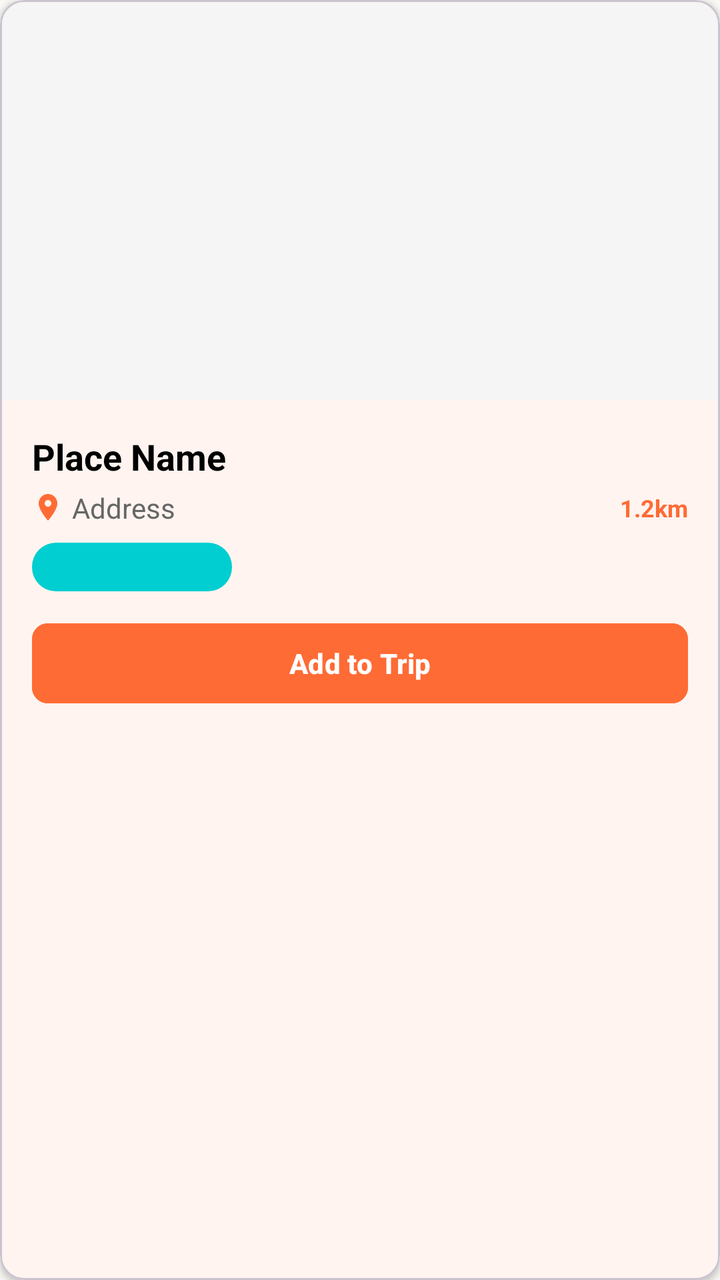
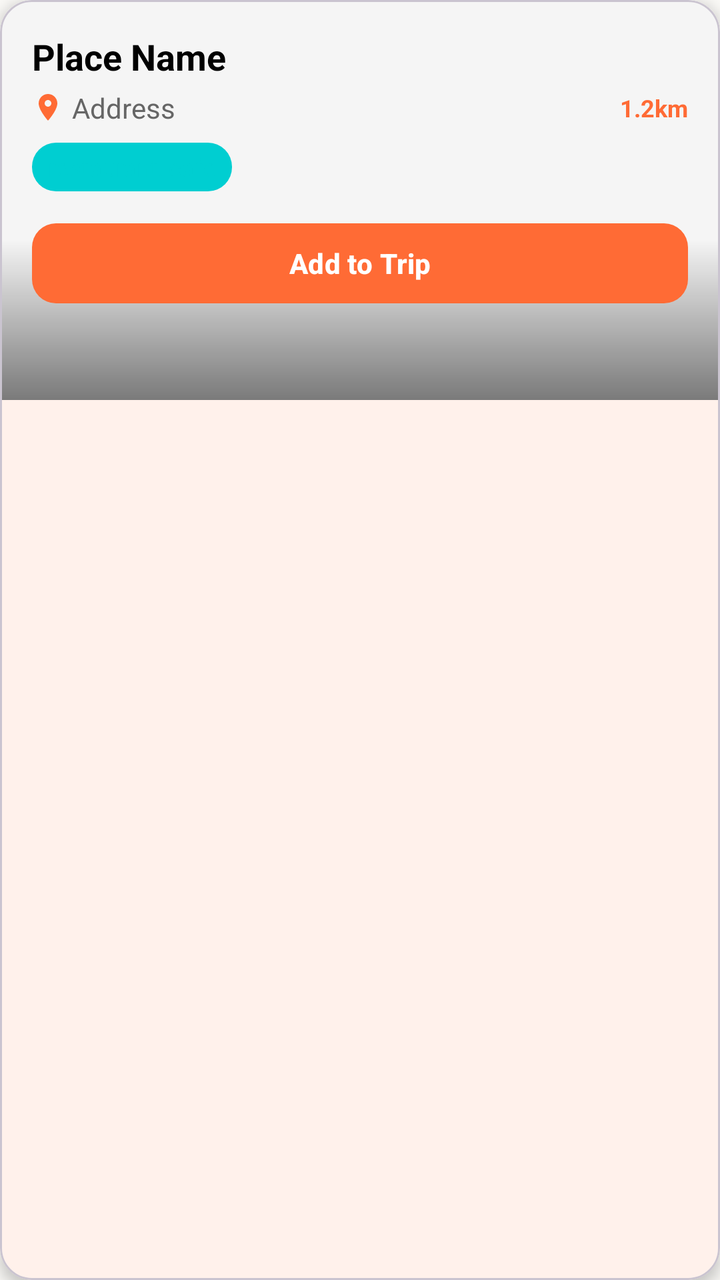

Compare the two renders of this Android layout. The source of the first and the diff that turns it into the second are given below.
<!-- AndroidManifest.xml: application theme Theme.TripTip_Yaron_and_Alon -->
<!-- res/layout/item_nearby_place.xml -->
<?xml version="1.0" encoding="utf-8"?>
<com.google.android.material.card.MaterialCardView
    xmlns:android="http://schemas.android.com/apk/res/android"
    xmlns:app="http://schemas.android.com/apk/res-auto"
    android:layout_width="match_parent"
    android:layout_height="wrap_content"
    android:layout_marginStart="8dp"
    android:layout_marginEnd="8dp"
    android:layout_marginTop="8dp"
    android:layout_marginBottom="8dp"
    app:cardCornerRadius="12dp"
    app:cardElevation="2dp"
    app:cardBackgroundColor="@color/background_white"
    android:clickable="true"
    android:focusable="true">

    <androidx.constraintlayout.widget.ConstraintLayout
        android:layout_width="match_parent"
        android:layout_height="wrap_content">

        
        <ImageView
            android:id="@+id/ivPlacePhoto"
            android:layout_width="0dp"
            android:layout_height="200dp"
            android:scaleType="centerCrop"
            android:background="@color/background_light"
            app:layout_constraintTop_toTopOf="parent"
            app:layout_constraintStart_toStartOf="parent"
            app:layout_constraintEnd_toEndOf="parent" />

        
        <LinearLayout
            android:id="@+id/placeInfoContainer"
            android:layout_width="0dp"
            android:layout_height="wrap_content"
            android:orientation="vertical"
            android:padding="16dp"
            app:layout_constraintTop_toBottomOf="@id/ivPlacePhoto"
            app:layout_constraintStart_toStartOf="parent"
            app:layout_constraintEnd_toEndOf="parent">

            
            <TextView
                android:id="@+id/tvPlaceName"
                android:layout_width="wrap_content"
                android:layout_height="wrap_content"
                android:text="Place Name"
                android:textStyle="bold"
                android:textSize="18sp"
                android:textColor="@color/text_primary"
                android:layout_marginBottom="4dp" />

            
            <LinearLayout
                android:layout_width="match_parent"
                android:layout_height="wrap_content"
                android:orientation="horizontal"
                android:gravity="center_vertical"
                android:layout_marginBottom="8dp">

                <ImageView
                    android:layout_width="16dp"
                    android:layout_height="16dp"
                    android:src="@drawable/ic_location_pin"
                    android:tint="@color/orange_primary"
                    android:layout_marginEnd="4dp" />

                <TextView
                    android:id="@+id/tvAddress"
                    android:layout_width="0dp"
                    android:layout_height="wrap_content"
                    android:layout_weight="1"
                    android:text="Address"
                    android:textSize="14sp"
                    android:textColor="@color/text_secondary"
                    android:maxLines="2"
                    android:ellipsize="end" />

                <TextView
                    android:id="@+id/tvDistance"
                    android:layout_width="wrap_content"
                    android:layout_height="wrap_content"
                    android:text="1.2km"
                    android:textSize="12sp"
                    android:textColor="@color/orange_primary"
                    android:textStyle="bold"
                    android:layout_marginStart="8dp" />
            </LinearLayout>

            
            <TextView
                android:id="@+id/tvCategories"
                android:layout_width="wrap_content"
                android:layout_height="wrap_content"
                android:text="restaurant, cafe"
                android:textSize="12sp"
                android:textColor="#00CED1"
                android:background="@drawable/rounded_background_turquoise"
                android:paddingStart="8dp"
                android:paddingEnd="8dp"
                android:paddingTop="4dp"
                android:paddingBottom="4dp"
                android:layout_marginBottom="12dp" />

            
            <com.google.android.material.button.MaterialButton
                android:id="@+id/btnAddToTrip"
                android:layout_width="match_parent"
                android:layout_height="wrap_content"
                android:text="Add to Trip"
                android:textSize="14sp"
                android:textStyle="bold"
                android:backgroundTint="@color/orange_primary"
                app:cornerRadius="8dp"
                style="@style/Widget.Material3.Button" />

        </LinearLayout>

    </androidx.constraintlayout.widget.ConstraintLayout>

</com.google.android.material.card.MaterialCardView>
<!-- resources referenced by this layout -->
<resources>
  <color name="background_light">#F5F5F5</color>
  <color name="background_white">#FFFFFF</color>
  <color name="orange_primary">#FF6B35</color>
  <color name="text_primary">#000000</color>
  <color name="text_secondary">#666666</color>
  <!-- drawable ic_location_pin (drawable) -->
  <vector xmlns:android="http://schemas.android.com/apk/res/android"
      android:width="24dp"
      android:height="24dp"
      android:viewportWidth="24"
      android:viewportHeight="24">
      <path
          android:fillColor="#FF000000"
          android:pathData="M12,2C8.13,2 5,5.13 5,9c0,5.25 7,13 7,13s7,-7.75 7,-13c0,-3.87 -3.13,-7 -7,-7zM12,11.5c-1.38,0 -2.5,-1.12 -2.5,-2.5s1.12,-2.5 2.5,-2.5 2.5,1.12 2.5,2.5 -1.12,2.5 -2.5,2.5z"/>
  </vector>
  <!-- drawable rounded_background_turquoise (drawable) -->
  <?xml version="1.0" encoding="utf-8"?>
  <shape xmlns:android="http://schemas.android.com/apk/res/android"
      android:shape="rectangle">
      <solid android:color="#00CED1" />
      <corners android:radius="12dp" />
  </shape>
  <color name="orange_dark">#E55A2B</color>
  <color name="text_white">#FFFFFF</color>
  <color name="turquoise">#40E0D0</color>
  <color name="turquoise_dark">#2EB8A6</color>
  <color name="background_beige">#FAF9F6</color>
  <color name="error">#F44336</color>
  <!-- unchanged entries left out for length: 1 -->
</resources>

<!-- the commit's change to res/layout/item_nearby_place.xml (unified diff, before → after) -->
@@ -8,26 +8,54 @@
     android:layout_marginEnd="8dp"
     android:layout_marginTop="8dp"
     android:layout_marginBottom="8dp"
-    app:cardCornerRadius="12dp"
-    app:cardElevation="2dp"
+    app:cardCornerRadius="16dp"
+    app:cardElevation="4dp"
     app:cardBackgroundColor="@color/background_white"
     android:clickable="true"
-    android:focusable="true">
+    android:focusable="true"
+    android:foreground="?attr/selectableItemBackground">
 
     <androidx.constraintlayout.widget.ConstraintLayout
         android:layout_width="match_parent"
         android:layout_height="wrap_content">
 
         
-        <ImageView
-            android:id="@+id/ivPlacePhoto"
+        <FrameLayout
+            android:id="@+id/photoContainer"
             android:layout_width="0dp"
             android:layout_height="200dp"
-            android:scaleType="centerCrop"
-            android:background="@color/background_light"
             app:layout_constraintTop_toTopOf="parent"
             app:layout_constraintStart_toStartOf="parent"
-            app:layout_constraintEnd_toEndOf="parent" />
+            app:layout_constraintEnd_toEndOf="parent">
+            
+            <ImageView
+                android:id="@+id/ivPlacePhoto"
+                android:layout_width="match_parent"
+                android:layout_height="match_parent"
+                android:scaleType="centerCrop"
+                android:background="@color/background_light"
+                android:transitionName="place_photo" />
+            
+            
+            <View
+                android:layout_width="match_parent"
+                android:layout_height="80dp"
+                android:layout_gravity="bottom"
+                android:background="@drawable/gradient_overlay_bottom" />
+            
+            
+            <ImageButton
+                android:id="@+id/btnFavorite"
+                android:layout_width="40dp"
+                android:layout_height="40dp"
+                android:layout_gravity="top|end"
+                android:layout_margin="12dp"
+                android:src="@drawable/ic_heart"
+                android:background="@drawable/circle_background_white"
+                android:contentDescription="Favorite"
+                android:tint="@color/orange_primary"
+                android:visibility="gone" />
+        </FrameLayout>
 
         
         <LinearLayout
@@ -109,11 +137,7 @@
                 android:layout_width="match_parent"
                 android:layout_height="wrap_content"
                 android:text="Add to Trip"
-                android:textSize="14sp"
-                android:textStyle="bold"
-                android:backgroundTint="@color/orange_primary"
-                app:cornerRadius="8dp"
-                style="@style/Widget.Material3.Button" />
+                style="@style/Widget.TripTip.Button.Primary" />
 
         </LinearLayout>
 
<!-- resource entries referenced after the edit -->
@@ -5,6 +5,35 @@
   <color name="orange_primary">#FF6B35</color>
   <color name="text_primary">#000000</color>
   <color name="text_secondary">#666666</color>
+  <!-- drawable circle_background_white (drawable) -->
+  <?xml version="1.0" encoding="utf-8"?>
+  <shape xmlns:android="http://schemas.android.com/apk/res/android"
+      android:shape="oval">
+      <solid android:color="@color/background_white" />
+      <size
+          android:width="40dp"
+          android:height="40dp" />
+  </shape>
+  <!-- drawable gradient_overlay_bottom (drawable) -->
+  <?xml version="1.0" encoding="utf-8"?>
+  <shape xmlns:android="http://schemas.android.com/apk/res/android">
+      <gradient
+          android:type="linear"
+          android:angle="270"
+          android:startColor="#00000000"
+          android:centerColor="#40000000"
+          android:endColor="#80000000" />
+  </shape>
+  <!-- drawable ic_heart (drawable) -->
+  <vector xmlns:android="http://schemas.android.com/apk/res/android"
+      android:width="24dp"
+      android:height="24dp"
+      android:viewportWidth="24"
+      android:viewportHeight="24">
+      <path
+          android:fillColor="#FF000000"
+          android:pathData="M12,21.35l-1.45,-1.32C5.4,15.36 2,12.28 2,8.5 2,5.42 4.42,3 7.5,3c1.74,0 3.41,0.81 4.5,2.09C13.09,3.81 14.76,3 16.5,3 19.58,3 22,5.42 22,8.5c0,3.78 -3.4,6.86 -8.55,11.54L12,21.35z"/>
+  </vector>
   <!-- drawable ic_location_pin (drawable) -->
   <vector xmlns:android="http://schemas.android.com/apk/res/android"
       android:width="24dp"
@@ -22,6 +51,17 @@
       <solid android:color="#00CED1" />
       <corners android:radius="12dp" />
   </shape>
+  <style name="Widget.TripTip.Button.Primary" parent="Widget.Material3.Button">
+          <item name="backgroundTint">@color/orange_primary</item>
+          <item name="cornerRadius">12dp</item>
+          <item name="android:textColor">@color/text_white</item>
+          <item name="android:paddingStart">24dp</item>
+          <item name="android:paddingEnd">24dp</item>
+          <item name="android:paddingTop">14dp</item>
+          <item name="android:paddingBottom">14dp</item>
+          <item name="android:textSize">16sp</item>
+          <item name="android:textStyle">bold</item>
+      </style>
   <color name="orange_dark">#E55A2B</color>
   <color name="text_white">#FFFFFF</color>
   <color name="turquoise">#40E0D0</color>
